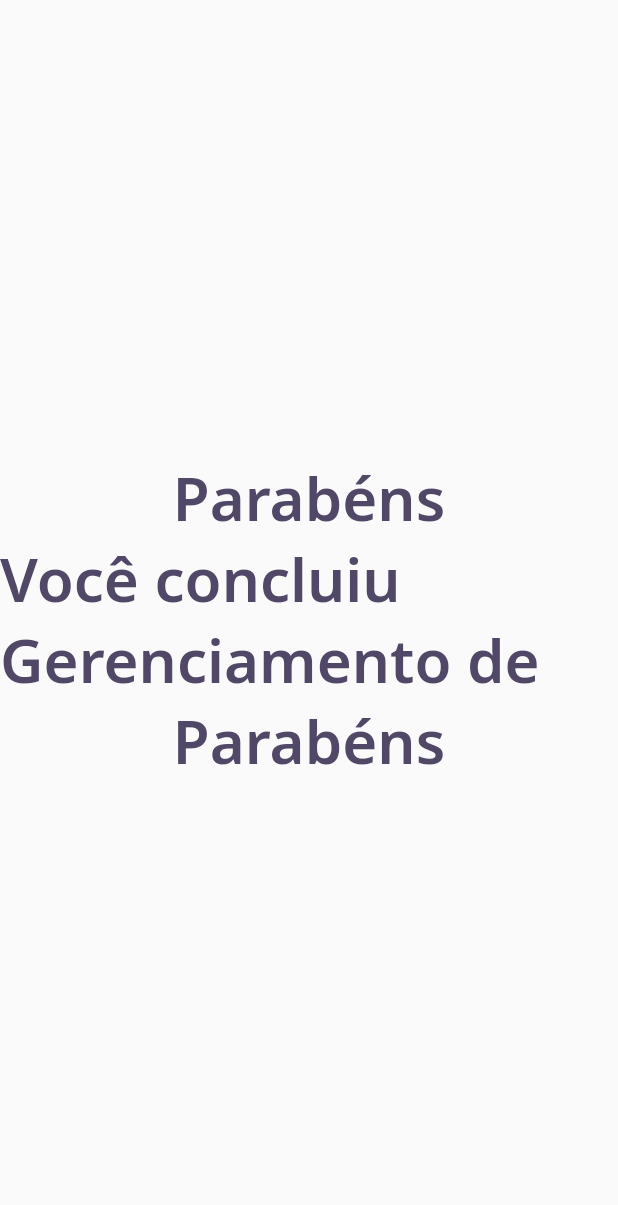
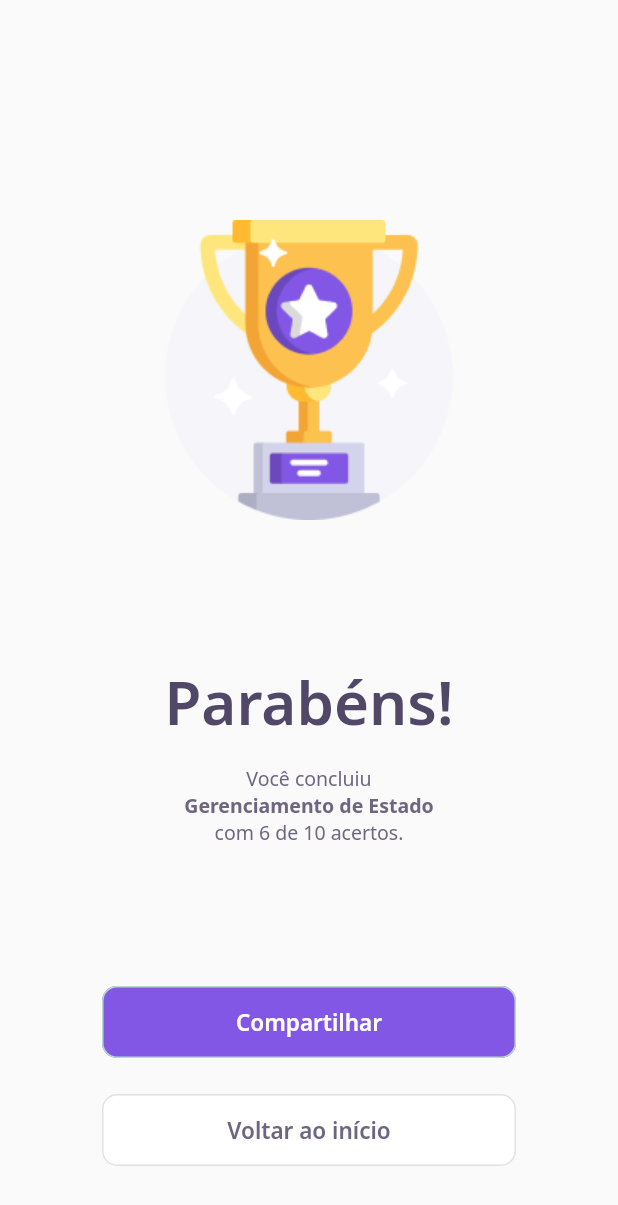
Before and after one commit to CesarAugst/quiz-flutter-NLW5, a Flutter app: the ResultPage screen opened directly, on a phone screen of 412 x 824 dp. Shown: the top 1205 px of the screen. Run offline on Flutter 3.47's test engine with Material 2 defaults, Android fonts, the phone set to English and light mode, and no system bars; our stand-ins replace google_fonts; accounts and stored records are empty; network calls fail.

Commit message:
Tela de resultado
Criado botoes e texto ainda fixo

```diff
--- a/devquiz/lib/challenge/widgets/next_button/next_button_widget.dart
+++ b/devquiz/lib/challenge/widgets/next_button/next_button_widget.dart
@@ -22,6 +22,13 @@ class NextButtonWidget extends StatelessWidget {
 
   NextButtonWidget.green({required String label, required VoidCallback onTap})
       : this.backgroundColor = AppColors.darkGreen,
+        this.fontColor = AppColors.white,
+        this.borderColor = AppColors.green,
+        this.onTap = onTap,
+        this.label = label;
+
+  NextButtonWidget.purple({required String label, required VoidCallback onTap})
+      : this.backgroundColor = AppColors.purple,
         this.fontColor = AppColors.white,
         this.borderColor = AppColors.green,
         this.onTap = onTap,
--- a/devquiz/lib/result_page/result_page.dart
+++ b/devquiz/lib/result_page/result_page.dart
@@ -1,3 +1,5 @@
+import 'package:DevQuiz/challenge/widgets/next_button/next_button_widget.dart';
+import 'package:DevQuiz/core/app_images.dart';
 import 'package:DevQuiz/core/app_text_styles.dart';
 import 'package:flutter/material.dart';
 
@@ -7,21 +9,70 @@ class ResultPage extends StatelessWidget {
     return Scaffold(
       body: Container(
         width: double.maxFinite,
+        padding: EdgeInsets.only(top: 100),
         child: Column(
-          mainAxisAlignment: MainAxisAlignment.center,
+          mainAxisAlignment: MainAxisAlignment.spaceAround,
           crossAxisAlignment: CrossAxisAlignment.center,
           children: [
-            Text(
-              "Parabéns",
-              style: AppTextStyles.heading40,
+            Image.asset(AppImages.trophy),
+            Column(
+              children: [
+                Text(
+                  "Parabéns!",
+                  style: AppTextStyles.heading40,
+                ),
+                SizedBox(
+                  height: 16,
+                ),
+                Text.rich(
+                  TextSpan(
+                      text: "Você concluiu",
+                      style: AppTextStyles.body,
+                      children: [
+                        TextSpan(
+                            text: "\nGerenciamento de Estado",
+                            style: AppTextStyles.bodyBold),
+                        TextSpan(
+                            text: "\ncom 6 de 10 acertos.",
+                            style: AppTextStyles.body),
+                      ]),
+                  textAlign: TextAlign.center,
+                ),
+              ],
             ),
-            Text(
-              "Você concluiu  Gerenciamento de ",
-              style: AppTextStyles.heading40,
-            ),
-            Text(
-              "Parabéns",
-              style: AppTextStyles.heading40,
+            Column(
+              children: [
+                Row(
+                  children: [
+                    Expanded(
+                        child: Padding(
+                      padding: const EdgeInsets.symmetric(
+                        horizontal: 68,
+                      ),
+                      child: NextButtonWidget.purple(
+                          label: "Compartilhar", onTap: () {}),
+                    )),
+                  ],
+                ),
+                SizedBox(
+                  height: 24,
+                ),
+                Row(
+                  children: [
+                    Expanded(
+                        child: Padding(
+                      padding: const EdgeInsets.symmetric(
+                        horizontal: 68,
+                      ),
+                      child: NextButtonWidget.white(
+                          label: "Voltar ao início",
+                          onTap: () {
+                            Navigator.pop(context);
+                          }),
+                    )),
+                  ],
+                ),
+              ],
             ),
           ],
         ),
```
